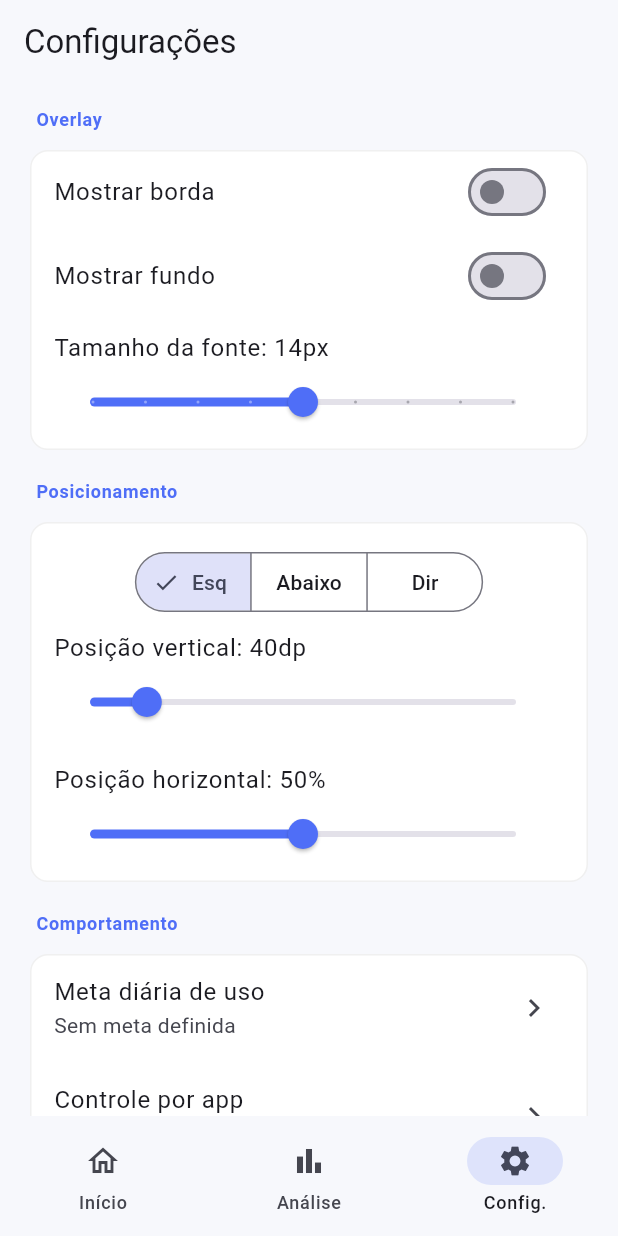
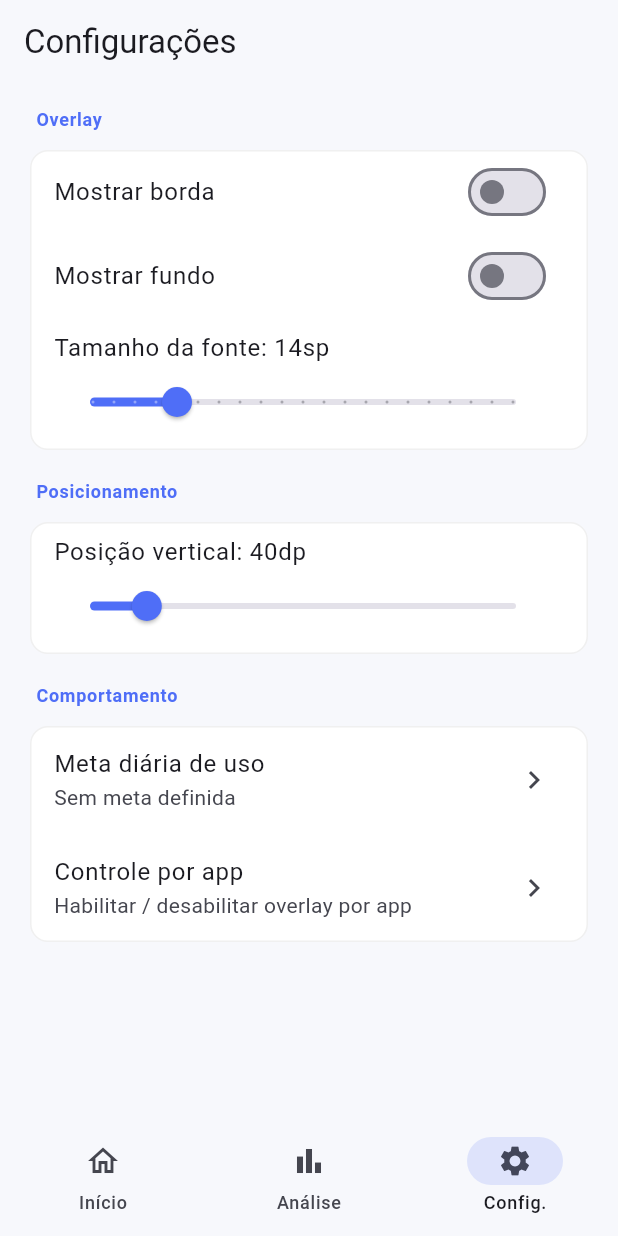
Before and after one commit to lsfcin/ai-workspace, a Flutter app: the screen it shows after launch, item 3 of the bottom bar chosen, on a phone screen of 412 x 824 dp. Run offline on Flutter 3.47's test engine with Material 3 defaults, Android fonts, the phone set to English and light mode, and no system bars; our stand-ins replace fl_chart, shared_preferences.

Commit message:
fix(apptime): clean up settings UI to match Kotlin overlay changes
- Remove anchor selector (left/below/right) — overlay is now always
  top-center; selector had no meaningful effect anyway
- Remove horizontal position slider (overlay_h_pct) — no longer used
- Extend font size slider range from 10-18 to 10-30sp
- Drop dead overlayAnchor and overlayHPct from StorageService

Co-Authored-By: Claude Sonnet 4.6 <noreply@anthropic.com>

```diff
--- a/dev/apptime/lib/screens/settings_screen.dart
+++ b/dev/apptime/lib/screens/settings_screen.dart
@@ -37,11 +37,11 @@ class _SettingsScreenState extends State<SettingsScreen> {
                   onChanged: (v) => setState(() => _s.overlayShowBackground = v),
                 ),
                 ListTile(
-                  title: Text('Tamanho da fonte: ${_s.overlayFontSize.round()}px'),
+                  title: Text('Tamanho da fonte: ${_s.overlayFontSize.round()}sp'),
                   subtitle: Slider(
                     min: 10,
-                    max: 18,
-                    divisions: 8,
+                    max: 30,
+                    divisions: 20,
                     value: _s.overlayFontSize,
                     onChanged: (v) => setState(() => _s.overlayFontSize = v),
                   ),
@@ -54,20 +54,6 @@ class _SettingsScreenState extends State<SettingsScreen> {
           Card(
             child: Column(
               children: [
-                Padding(
-                  padding: const EdgeInsets.fromLTRB(
-                      AppSpacing.md, AppSpacing.md, AppSpacing.md, 0),
-                  child: SegmentedButton<String>(
-                    segments: const [
-                      ButtonSegment(value: 'left', label: Text('Esq')),
-                      ButtonSegment(value: 'bottom', label: Text('Abaixo')),
-                      ButtonSegment(value: 'right', label: Text('Dir')),
-                    ],
-                    selected: {_s.overlayAnchor},
-                    onSelectionChanged: (s) =>
-                        setState(() => _s.overlayAnchor = s.first),
-                  ),
-                ),
                 ListTile(
                   title: Text(
                       'Posição vertical: ${_s.overlayTopDp.round()}dp'),
@@ -76,16 +62,6 @@ class _SettingsScreenState extends State<SettingsScreen> {
                     max: 300,
                     value: _s.overlayTopDp,
                     onChanged: (v) => setState(() => _s.overlayTopDp = v),
-                  ),
-                ),
-                ListTile(
-                  title: Text(
-                      'Posição horizontal: ${(_s.overlayHPct * 100).round()}%'),
-                  subtitle: Slider(
-                    min: 0,
-                    max: 1,
-                    value: _s.overlayHPct,
-                    onChanged: (v) => setState(() => _s.overlayHPct = v),
                   ),
                 ),
               ],
--- a/dev/apptime/lib/services/storage_service.dart
+++ b/dev/apptime/lib/services/storage_service.dart
@@ -22,17 +22,11 @@ class StorageService {
 
   // ── Overlay appearance (escrito pelo Flutter, lido pelo OverlayService) ──
 
-  String get overlayAnchor => _prefs.getString('overlay_anchor') ?? 'left';
-  set overlayAnchor(String v) => _prefs.setString('overlay_anchor', v);
-
   double get overlayFontSize => _prefs.getDouble('overlay_font_size') ?? 14.0;
   set overlayFontSize(double v) => _prefs.setDouble('overlay_font_size', v);
 
   double get overlayTopDp => _prefs.getDouble('overlay_top_dp') ?? 40.0;
   set overlayTopDp(double v) => _prefs.setDouble('overlay_top_dp', v);
-
-  double get overlayHPct => _prefs.getDouble('overlay_h_pct') ?? 0.5;
-  set overlayHPct(double v) => _prefs.setDouble('overlay_h_pct', v);
 
   bool get overlayShowBorder => _prefs.getBool('overlay_show_border') ?? false;
   set overlayShowBorder(bool v) => _prefs.setBool('overlay_show_border', v);
```
